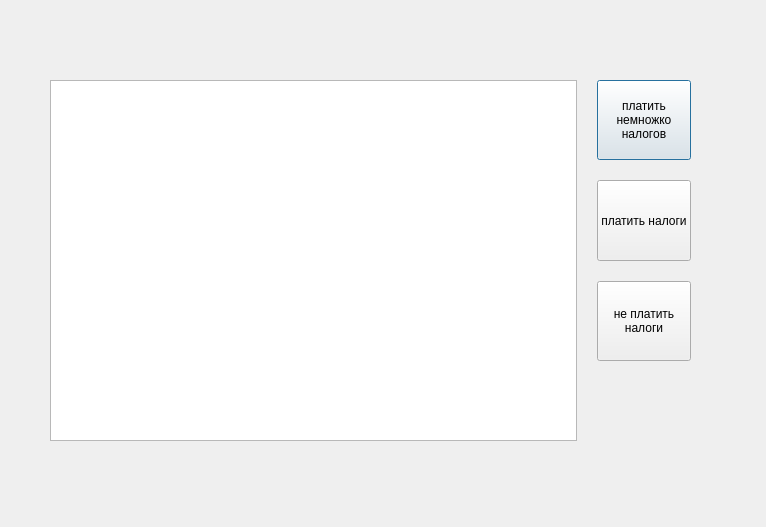
Above: money.ui from lizlizardplease/school_bmstu before the change. Below: the same form after it.
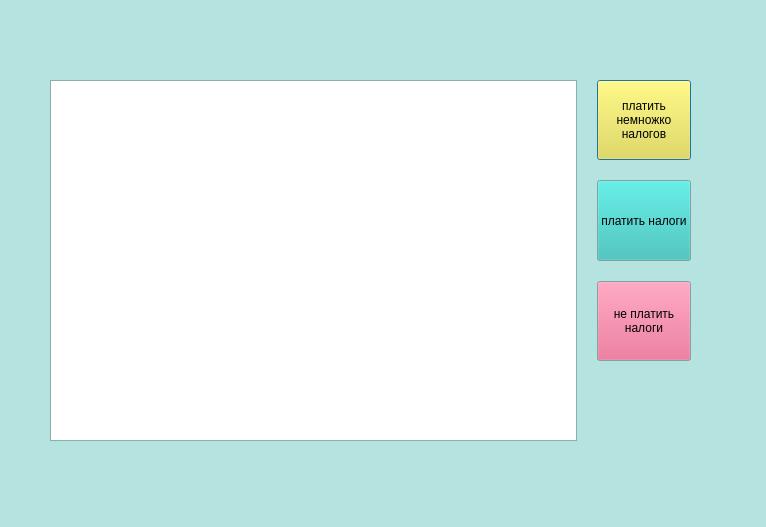
That is the form after the change.

```diff
--- a/money.ui
+++ b/money.ui
@@ -10,6 +10,97 @@
     <height>527</height>
    </rect>
   </property>
+  <property name="palette">
+   <palette>
+    <active>
+     <colorrole role="Button">
+      <brush brushstyle="SolidPattern">
+       <color alpha="255">
+        <red>244</red>
+        <green>224</green>
+        <blue>50</blue>
+       </color>
+      </brush>
+     </colorrole>
+     <colorrole role="Base">
+      <brush brushstyle="SolidPattern">
+       <color alpha="255">
+        <red>255</red>
+        <green>255</green>
+        <blue>255</blue>
+       </color>
+      </brush>
+     </colorrole>
+     <colorrole role="Window">
+      <brush brushstyle="SolidPattern">
+       <color alpha="255">
+        <red>181</red>
+        <green>227</green>
+        <blue>224</blue>
+       </color>
+      </brush>
+     </colorrole>
+    </active>
+    <inactive>
+     <colorrole role="Button">
+      <brush brushstyle="SolidPattern">
+       <color alpha="255">
+        <red>244</red>
+        <green>224</green>
+        <blue>50</blue>
+       </color>
+      </brush>
+     </colorrole>
+     <colorrole role="Base">
+      <brush brushstyle="SolidPattern">
+       <color alpha="255">
+        <red>255</red>
+        <green>255</green>
+        <blue>255</blue>
+       </color>
+      </brush>
+     </colorrole>
+     <colorrole role="Window">
+      <brush brushstyle="SolidPattern">
+       <color alpha="255">
+        <red>181</red>
+        <green>227</green>
+        <blue>224</blue>
+       </color>
+      </brush>
+     </colorrole>
+    </inactive>
+    <disabled>
+     <colorrole role="Button">
+      <brush brushstyle="SolidPattern">
+       <color alpha="255">
+        <red>244</red>
+        <green>224</green>
+        <blue>50</blue>
+       </color>
+      </brush>
+     </colorrole>
+     <colorrole role="Base">
+      <brush brushstyle="SolidPattern">
+       <color alpha="255">
+        <red>181</red>
+        <green>227</green>
+        <blue>224</blue>
+       </color>
+      </brush>
+     </colorrole>
+     <colorrole role="Window">
+      <brush brushstyle="SolidPattern">
+       <color alpha="255">
+        <red>181</red>
+        <green>227</green>
+        <blue>224</blue>
+       </color>
+      </brush>
+     </colorrole>
+    </disabled>
+   </palette>
+  </property>
   <property name="windowTitle">
    <string>Dialog</string>
   </property>
@@ -66,6 +157,43 @@
           <verstretch>0</verstretch>
          </sizepolicy>
         </property>
+        <property name="palette">
+         <palette>
+          <active>
+           <colorrole role="Button">
+            <brush brushstyle="SolidPattern">
+             <color alpha="255">
+              <red>45</red>
+              <green>188</green>
+              <blue>183</blue>
+             </color>
+            </brush>
+           </colorrole>
+          </active>
+          <inactive>
+           <colorrole role="Button">
+            <brush brushstyle="SolidPattern">
+             <color alpha="255">
+              <red>45</red>
+              <green>188</green>
+              <blue>183</blue>
+             </color>
+            </brush>
+           </colorrole>
+          </inactive>
+          <disabled>
+           <colorrole role="Button">
+            <brush brushstyle="SolidPattern">
+             <color alpha="255">
+              <red>45</red>
+              <green>188</green>
+              <blue>183</blue>
+             </color>
+            </brush>
+           </colorrole>
+          </disabled>
+         </palette>
+        </property>
         <property name="text">
          <string>платить налоги</string>
         </property>
@@ -79,6 +207,43 @@
           <verstretch>0</verstretch>
          </sizepolicy>
         </property>
+        <property name="palette">
+         <palette>
+          <active>
+           <colorrole role="Button">
+            <brush brushstyle="SolidPattern">
+             <color alpha="255">
+              <red>227</red>
+              <green>89</green>
+              <blue>132</blue>
+             </color>
+            </brush>
+           </colorrole>
+          </active>
+          <inactive>
+           <colorrole role="Button">
+            <brush brushstyle="SolidPattern">
+             <color alpha="255">
+              <red>227</red>
+              <green>89</green>
+              <blue>132</blue>
+             </color>
+            </brush>
+           </colorrole>
+          </inactive>
+          <disabled>
+           <colorrole role="Button">
+            <brush brushstyle="SolidPattern">
+             <color alpha="255">
+              <red>227</red>
+              <green>89</green>
+              <blue>132</blue>
+             </color>
+            </brush>
+           </colorrole>
+          </disabled>
+         </palette>
+        </property>
         <property name="layoutDirection">
          <enum>Qt::LeftToRight</enum>
         </property>
```
